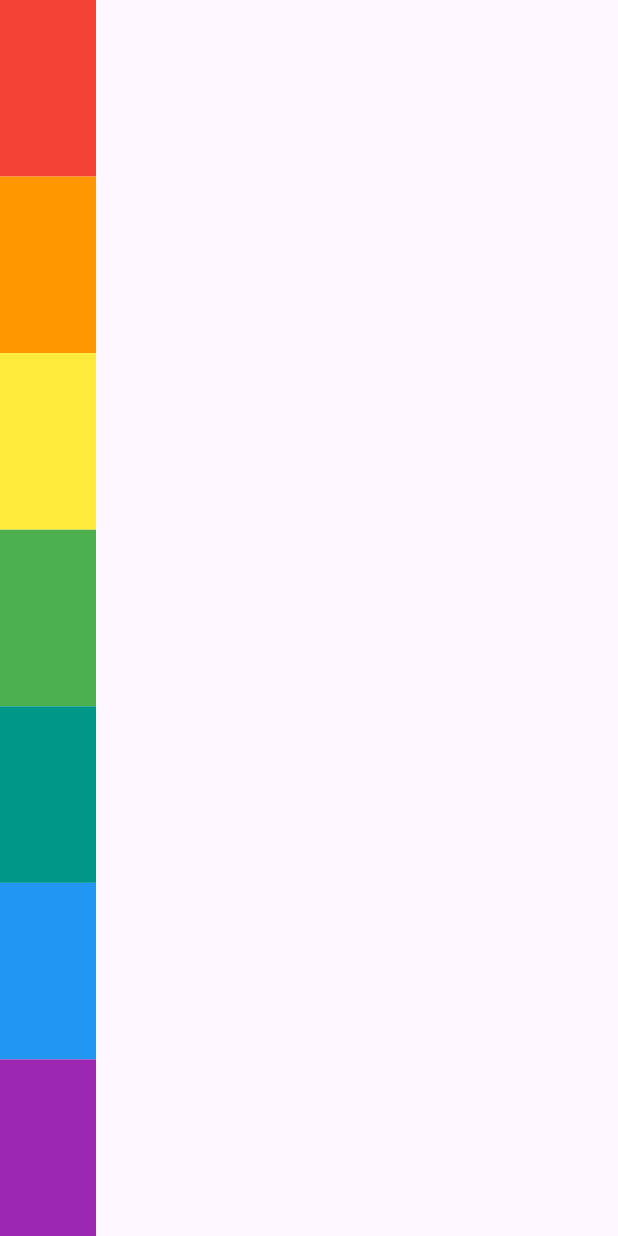
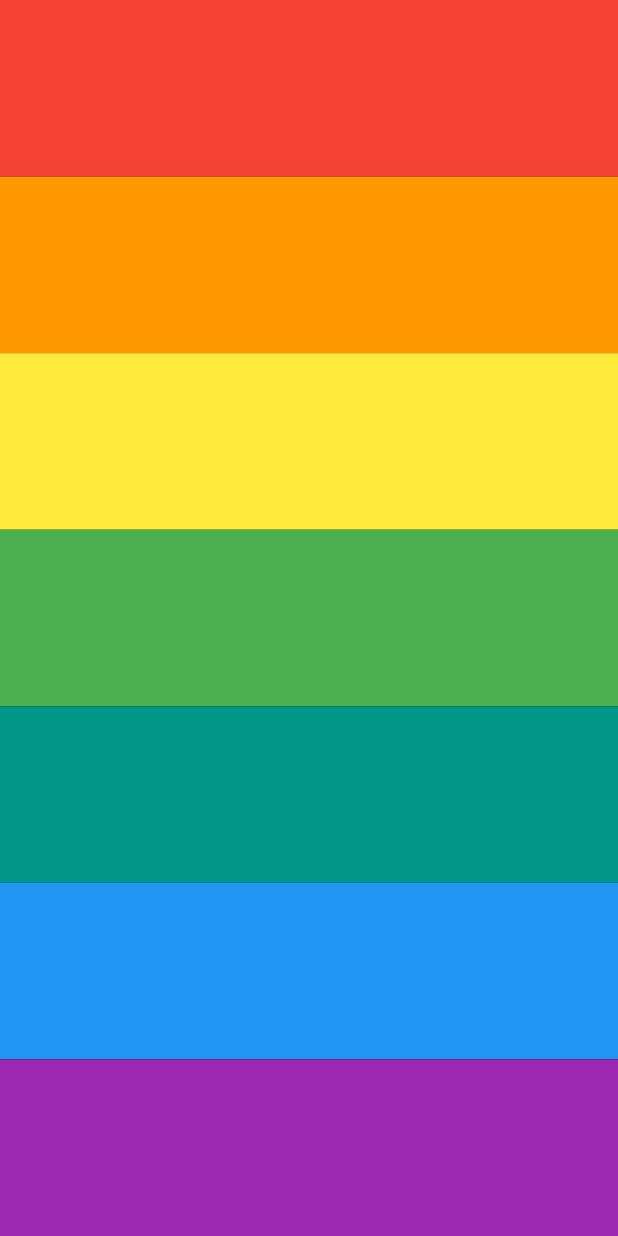
Before and after one commit to scarvage/Xylophone, a Flutter app: the screen it shows after launch, on a phone screen of 412 x 824 dp. Run offline on Flutter 3.47's test engine with Material 3 defaults, Android fonts, the phone set to English and light mode, and no system bars; our stand-ins replace audioplayers.

Commit message:
cross axis alignment fixed

```diff
--- a/lib/main.dart
+++ b/lib/main.dart
@@ -13,8 +13,10 @@ class MyApp extends StatelessWidget {
   Widget build(BuildContext context) {
     return MaterialApp(
       home: Scaffold(
+        backgroundColor: Colors.black,
         body: SafeArea(
           child: Column(
+            crossAxisAlignment: CrossAxisAlignment.stretch,
             children: [
               Expanded(
                 child: TextButton(
```
